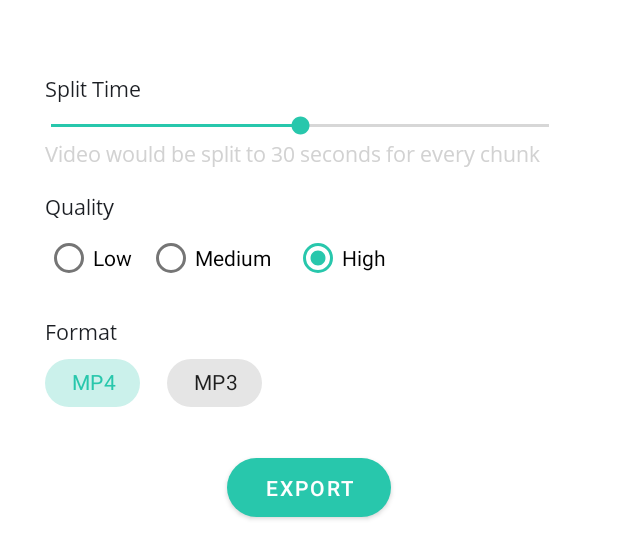
After one commit to echoeyecodes/ClipClip, an Android app: the layout fragment_video_configuration.xml on its own in the app's theme, with its tools: preview values and no code run, on a phone screen of 412 x 824 dp. The commit adds this screen. Shown: the top 559 px of the screen. Run offline under Robolectric (Android 15) with nearby library versions, the phone set to English and light mode, and no system bars.

Commit message:
added video configuration fragment for export

```diff
--- a/app/src/main/java/com/echoeyecodes/clipclip/activities/WelcomeActivity.kt
+++ b/app/src/main/java/com/echoeyecodes/clipclip/activities/WelcomeActivity.kt
@@ -13,7 +13,7 @@ import androidx.recyclerview.widget.GridLayoutManager
 import androidx.recyclerview.widget.RecyclerView
 import com.echoeyecodes.clipclip.adapters.VideoAdapter
 import com.echoeyecodes.clipclip.callbacks.VideoAdapterCallback
-import com.echoeyecodes.clipclip.model.VideoModel
+import com.echoeyecodes.clipclip.models.VideoModel
 import com.echoeyecodes.clipclip.utils.ActivityUtil
 import com.echoeyecodes.clipclip.utils.CustomItemDecoration
 import com.echoeyecodes.clipclip.viewmodels.VideoSelectionActivityViewModel
--- a/app/src/main/java/com/echoeyecodes/clipclip/adapters/VideoAdapter.kt
+++ b/app/src/main/java/com/echoeyecodes/clipclip/adapters/VideoAdapter.kt
@@ -9,7 +9,7 @@ import com.bumptech.glide.Glide
 import com.echoeyecodes.clipclip.R
 import com.echoeyecodes.clipclip.callbacks.VideoAdapterCallback
 import com.echoeyecodes.clipclip.databinding.LayoutVideoItemBinding
-import com.echoeyecodes.clipclip.model.VideoModel
+import com.echoeyecodes.clipclip.models.VideoModel
 import com.echoeyecodes.clipclip.utils.VideoModelItemCallback
 
 class VideoAdapter(private val callback: VideoAdapterCallback) :
--- a/app/src/main/java/com/echoeyecodes/clipclip/callbacks/VideoAdapterCallback.kt
+++ b/app/src/main/java/com/echoeyecodes/clipclip/callbacks/VideoAdapterCallback.kt
@@ -1,6 +1,6 @@
 package com.echoeyecodes.clipclip.callbacks
 
-import com.echoeyecodes.clipclip.model.VideoModel
+import com.echoeyecodes.clipclip.models.VideoModel
 
 interface VideoAdapterCallback {
     fun onVideoSelected(model: VideoModel)
--- /dev/null
+++ b/app/src/main/java/com/echoeyecodes/clipclip/callbacks/VideoConfigurationCallback.kt
@@ -0,0 +1,5 @@
+package com.echoeyecodes.clipclip.callbacks
+
+interface VideoConfigurationCallback {
+    fun onFinish()
+}
--- a/app/src/main/java/com/echoeyecodes/clipclip/model/VideoModel.kt
+++ b/app/src/main/java/com/echoeyecodes/clipclip/models/VideoModel.kt
@@ -1,4 +1,4 @@
-package com.echoeyecodes.clipclip.model
+package com.echoeyecodes.clipclip.models
 
 import android.content.ContentUris
 import android.net.Uri
--- a/app/src/main/java/com/echoeyecodes/clipclip/utils/DefaultItemCallback.kt
+++ b/app/src/main/java/com/echoeyecodes/clipclip/utils/DefaultItemCallback.kt
@@ -1,7 +1,7 @@
 package com.echoeyecodes.clipclip.utils
 
 import androidx.recyclerview.widget.DiffUtil
-import com.echoeyecodes.clipclip.model.VideoModel
+import com.echoeyecodes.clipclip.models.VideoModel
 
 class DefaultItemCallback : DiffUtil.ItemCallback<String>() {
     override fun areItemsTheSame(oldItem: String, newItem: String): Boolean {
--- a/app/src/main/java/com/echoeyecodes/clipclip/viewmodels/VideoSelectionActivityViewModel.kt
+++ b/app/src/main/java/com/echoeyecodes/clipclip/viewmodels/VideoSelectionActivityViewModel.kt
@@ -6,7 +6,7 @@ import android.provider.MediaStore
 import androidx.lifecycle.AndroidViewModel
 import androidx.lifecycle.LiveData
 import androidx.lifecycle.MutableLiveData
-import com.echoeyecodes.clipclip.model.VideoModel
+import com.echoeyecodes.clipclip.models.VideoModel
 
 class VideoSelectionActivityViewModel(application: Application) : AndroidViewModel(application) {
     private val videoData = MutableLiveData<List<VideoModel>>(ArrayList())
--- /dev/null
+++ b/app/src/main/res/layout/fragment_video_configuration.xml
@@ -0,0 +1,139 @@
+<?xml version="1.0" encoding="utf-8"?>
+<RelativeLayout
+    xmlns:android="http://schemas.android.com/apk/res/android"
+    xmlns:app="http://schemas.android.com/apk/res-auto"
+    style="@style/AlertDialogStyle"
+    android:layout_width="match_parent"
+    android:layout_height="400dp">
+
+    <LinearLayout
+        android:layout_width="match_parent"
+        android:layout_height="wrap_content"
+        android:layout_centerInParent="true"
+        android:orientation="vertical"
+        android:paddingHorizontal="10dp"
+        android:paddingVertical="15dp">
+
+        <LinearLayout
+            android:layout_width="match_parent"
+            android:layout_height="wrap_content"
+            android:orientation="vertical">
+
+            <TextView
+                style="@style/Regular"
+                android:layout_width="wrap_content"
+                android:layout_height="wrap_content"
+                android:text="Split Time" />
+
+            <SeekBar
+                android:id="@+id/seek_bar"
+                android:layout_width="match_parent"
+                android:layout_height="wrap_content"
+                android:layout_marginStart="-12dp"
+                android:layout_marginTop="5dp"
+                android:progress="50" />
+
+            <TextView
+                android:id="@+id/seek_bar_text"
+                style="@style/Regular"
+                android:layout_width="wrap_content"
+                android:layout_height="wrap_content"
+                android:text="Video would be split to 30 seconds for every chunk"
+                android:textColor="@color/grey" />
+
+        </LinearLayout>
+
+        <LinearLayout
+            android:layout_width="match_parent"
+            android:layout_height="wrap_content"
+            android:layout_marginVertical="15dp"
+            android:orientation="vertical">
+
+            <TextView
+                style="@style/Regular"
+                android:layout_width="wrap_content"
+                android:layout_height="wrap_content"
+                android:text="Quality" />
+
+            <RadioGroup
+                android:id="@+id/quality_radio_group"
+                android:layout_width="match_parent"
+                android:layout_height="wrap_content"
+                android:orientation="horizontal">
+
+                <RadioButton
+                    android:id="@+id/low"
+                    android:layout_width="wrap_content"
+                    android:layout_height="wrap_content"
+                    android:text="Low" />
+
+                <RadioButton
+                    android:id="@+id/medium"
+                    android:layout_width="wrap_content"
+                    android:layout_height="wrap_content"
+                    android:layout_marginHorizontal="10dp"
+                    android:text="Medium" />
+
+                <RadioButton
+                    android:id="@+id/high"
+                    android:layout_width="wrap_content"
+                    android:layout_height="wrap_content"
+                    android:layout_marginHorizontal="5dp"
+                    android:checked="true"
+                    android:text="High" />
+
+            </RadioGroup>
+        </LinearLayout>
+
+        <LinearLayout
+            android:layout_width="match_parent"
+            android:layout_height="wrap_content"
+            android:orientation="vertical">
+
+            <TextView
+                style="@style/Regular"
+                android:layout_width="wrap_content"
+                android:layout_height="wrap_content"
+                android:text="Format" />
+
+            <com.google.android.material.chip.ChipGroup
+                android:id="@+id/format_chip_group"
+                android:layout_width="match_parent"
+                android:layout_height="wrap_content"
+                app:singleSelection="true">
+
+                <com.google.android.material.chip.Chip
+                    android:id="@+id/mp4"
+                    style="@style/Widget.MaterialComponents.Chip.Choice"
+                    android:layout_width="wrap_content"
+                    android:layout_height="wrap_content"
+                    android:checked="true"
+                    android:text="MP4"
+                    app:chipEndPadding="10dp"
+                    app:chipStartPadding="10dp" />
+
+                <com.google.android.material.chip.Chip
+                    android:id="@+id/mp3"
+                    style="@style/Widget.MaterialComponents.Chip.Choice"
+                    android:layout_width="wrap_content"
+                    android:layout_height="wrap_content"
+                    android:layout_marginStart="10dp"
+                    android:text="MP3"
+                    app:chipEndPadding="10dp"
+                    app:chipStartPadding="10dp" />
+
+            </com.google.android.material.chip.ChipGroup>
+        </LinearLayout>
+
+        <com.google.android.material.button.MaterialButton
+            android:id="@+id/done_btn"
+            style="@style/RoundButton"
+            android:layout_width="wrap_content"
+            android:layout_height="wrap_content"
+            android:layout_gravity="center_horizontal"
+            android:layout_marginTop="20dp"
+            android:paddingHorizontal="25dp"
+            android:text="Export" />
+    </LinearLayout>
+
+</RelativeLayout>
```
Also changed, not shown: app/src/main/java/com/echoeyecodes/clipclip/activities/VideoActivity.kt (+26 -10 lines), app/src/main/java/com/echoeyecodes/clipclip/fragments/dialogfragments/BaseDialogFragment.kt (added, +8 -0 lines), app/src/main/java/com/echoeyecodes/clipclip/fragments/dialogfragments/VideoConfigurationDialogFragment.kt (added, +139 -0 lines), app/src/main/java/com/echoeyecodes/clipclip/models/VideoConfigModel.kt (added, +7 -0 lines), app/src/main/java/com/echoeyecodes/clipclip/utils/AndroidUtilities.kt (+28 -9 lines), app/src/main/java/com/echoeyecodes/clipclip/utils/constants.kt (added, +12 -0 lines), app/src/main/java/com/echoeyecodes/clipclip/viewmodels/VideoConfigurationViewModel.kt (added, +13 -0 lines).
